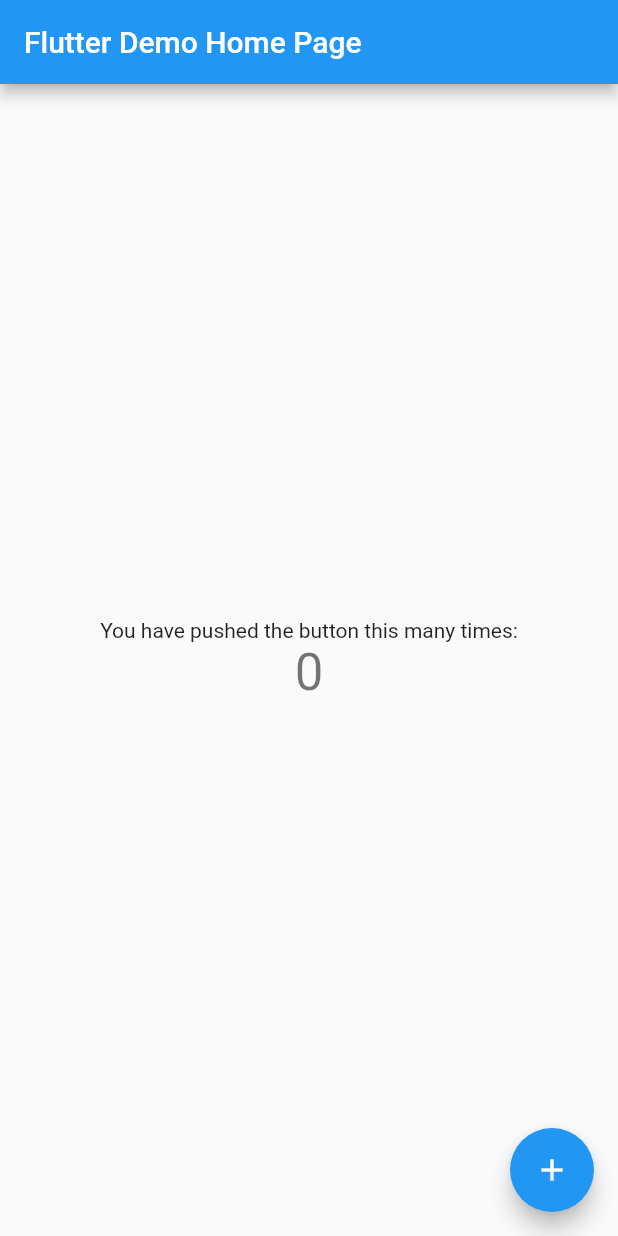
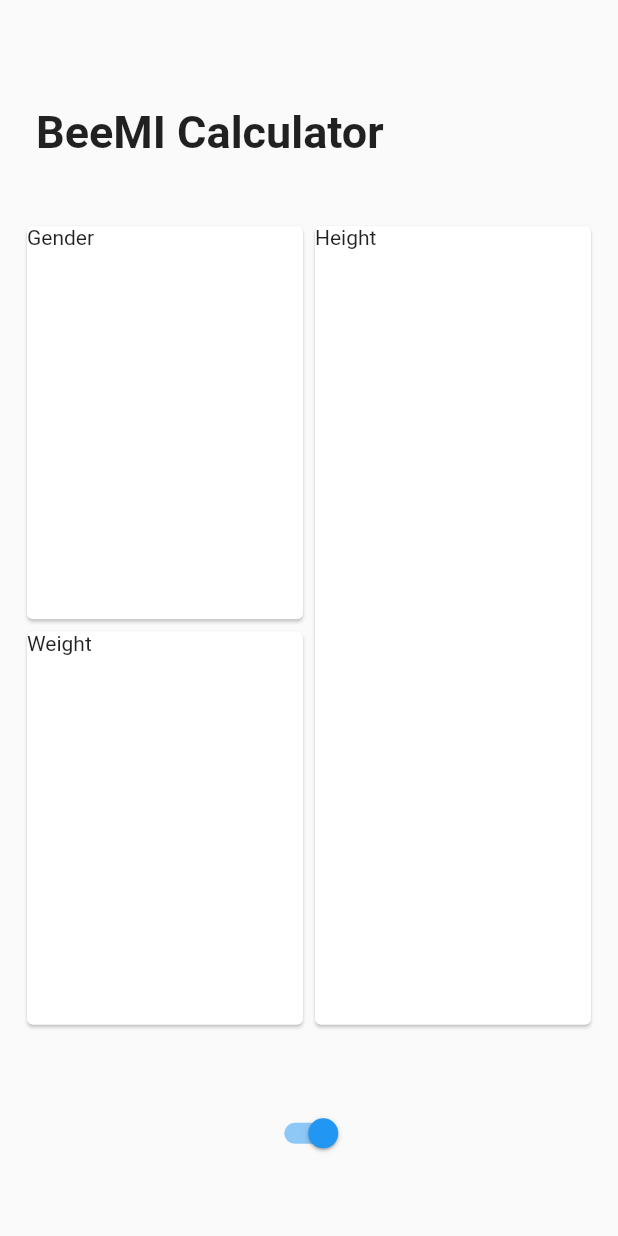
Before and after one commit to blazejpsz/BeeMIcalculator, a Flutter app: the screen it shows after launch, on a phone screen of 412 x 824 dp. Run offline on Flutter 3.47's test engine with Material 2 defaults, Android fonts, the phone set to English and light mode, and no system bars.

Commit message:
new start

```diff
--- /dev/null
+++ b/lib/input_page.dart
@@ -0,0 +1,79 @@
+import 'package:flutter/material.dart';
+import 'widget_utils.dart' show screenAwareSize;
+
+class InputPage extends StatelessWidget {
+  get centerTitle => null;
+
+  Widget build(BuildContext context) {
+    return Scaffold(
+      body: Padding(
+        padding: MediaQuery.of(context).padding,
+        child: Column(
+          crossAxisAlignment: CrossAxisAlignment.start,
+          children: <Widget>[
+            _buildTitle(context),
+            Expanded(child: _buildCards(context)),
+            _buildButtom(context),
+          ],
+        ),
+      ),
+    );
+  }
+
+  Widget _buildTitle(BuildContext context) {
+    return Padding(
+      padding: EdgeInsets.only(
+        left: 24.0,
+        top: screenAwareSize(56.0, context),
+      ),
+      child: const Text(
+        "BeeMI Calculator",
+        textAlign: TextAlign.center,
+        style: TextStyle(
+          fontSize: 30.0,
+          fontWeight: FontWeight.bold,
+        ),
+      ),
+    );
+  }
+
+  Widget _buildCards(BuildContext context) {
+    return Padding(
+        padding: EdgeInsets.only(
+          left: 14.0,
+          right: 14.0,
+          top: screenAwareSize(32.0, context),
+        ),
+        child: Row(
+          children: <Widget>[
+            Expanded(
+              child: Column(
+                children: <Widget>[
+                  Expanded(child: _tempCard('Gender')),
+                  Expanded(child: _tempCard('Weight')),
+                ],
+              ),
+            ),
+            Expanded(child: _tempCard('Height'))
+          ],
+        ));
+  }
+
+  Widget _tempCard(String label) {
+    return Card(
+        child: Container(
+      width: double.infinity,
+      height: double.infinity,
+      child: Text(label),
+    ));
+  }
+
+  Widget _buildButtom(BuildContext context) {
+    return Container(
+      alignment: Alignment.center,
+      height: screenAwareSize(108.0, context),
+      width: double.infinity,
+      child: Switch(value: true, onChanged: (val) {}),
+    );
+  }
+}
--- a/lib/main.dart
+++ b/lib/main.dart
@@ -1,66 +1,21 @@
+import 'package:beemi_calculator/input_page.dart';
 import 'package:flutter/material.dart';
+import 'package:flutter/services.dart';
 
 void main() {
-  runApp(const MyApp());
+  runApp(MyApp());
 }
 
 class MyApp extends StatelessWidget {
-  const MyApp({Key? key}) : super(key: key);
-
   @override
   Widget build(BuildContext context) {
     return MaterialApp(
-      title: 'Flutter Demo',
+      debugShowCheckedModeBanner: false,
+      title: 'BeeMI Calculator',
       theme: ThemeData(
         primarySwatch: Colors.blue,
       ),
-      home: const MyHomePage(title: 'Flutter Demo Home Page'),
+      home: InputPage(),
     );
   }
 }
-
-class MyHomePage extends StatefulWidget {
-  const MyHomePage({Key? key, required this.title}) : super(key: key);
-  final String title;
-
-  @override
-  State<MyHomePage> createState() => _MyHomePageState();
-}
-
-class _MyHomePageState extends State<MyHomePage> {
-  int _counter = 0;
-
-  void _incrementCounter() {
-    setState(() {
-      _counter++;
-    });
-  }
-
-  @override
-  Widget build(BuildContext context) {
-    return Scaffold(
-      appBar: AppBar(
-        title: Text(widget.title),
-      ),
-      body: Center(
-        child: Column(
-          mainAxisAlignment: MainAxisAlignment.center,
-          children: <Widget>[
-            const Text(
-              'You have pushed the button this many times:',
-            ),
-            Text(
-              '$_counter',
-              style: Theme.of(context).textTheme.headline4,
-            ),
-          ],
-        ),
-      ),
-      floatingActionButton: FloatingActionButton(
-        onPressed: _incrementCounter,
-        tooltip: 'Increment',
-        child: const Icon(Icons.add),
-      ),
-    );
-  }
-}
--- /dev/null
+++ b/lib/widget_utils.dart
@@ -0,0 +1,7 @@
+import 'package:flutter/material.dart';
+
+const double baseHeight = 650.0;
+
+double screenAwareSize(double size, BuildContext context) {
+  return size * MediaQuery.of(context).size.height / baseHeight;
+}
```
